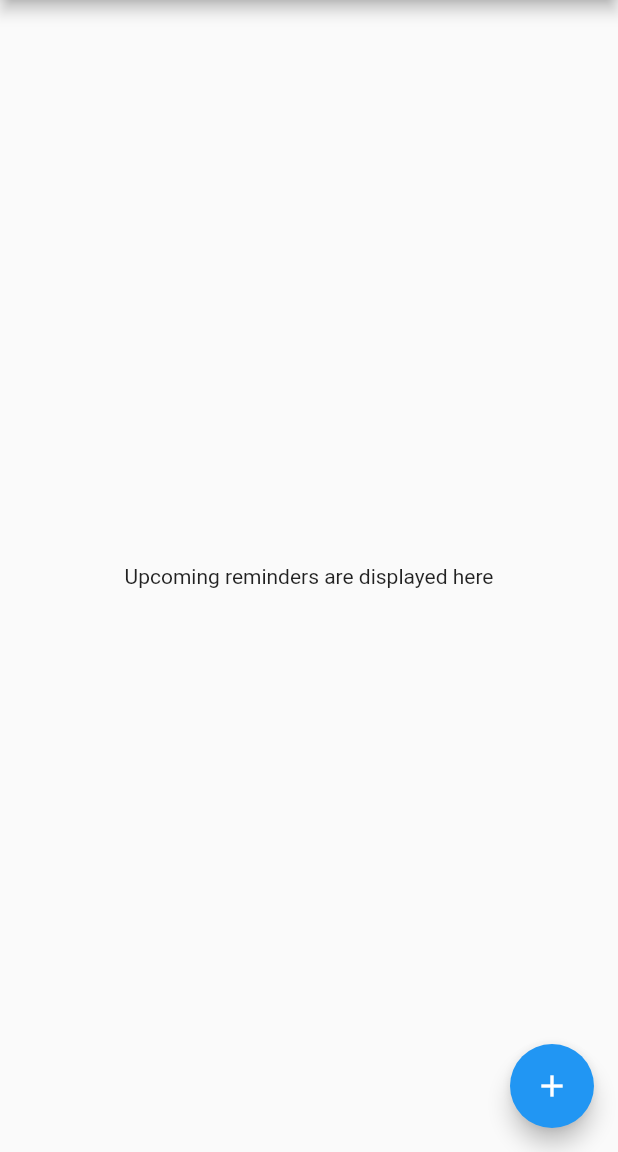
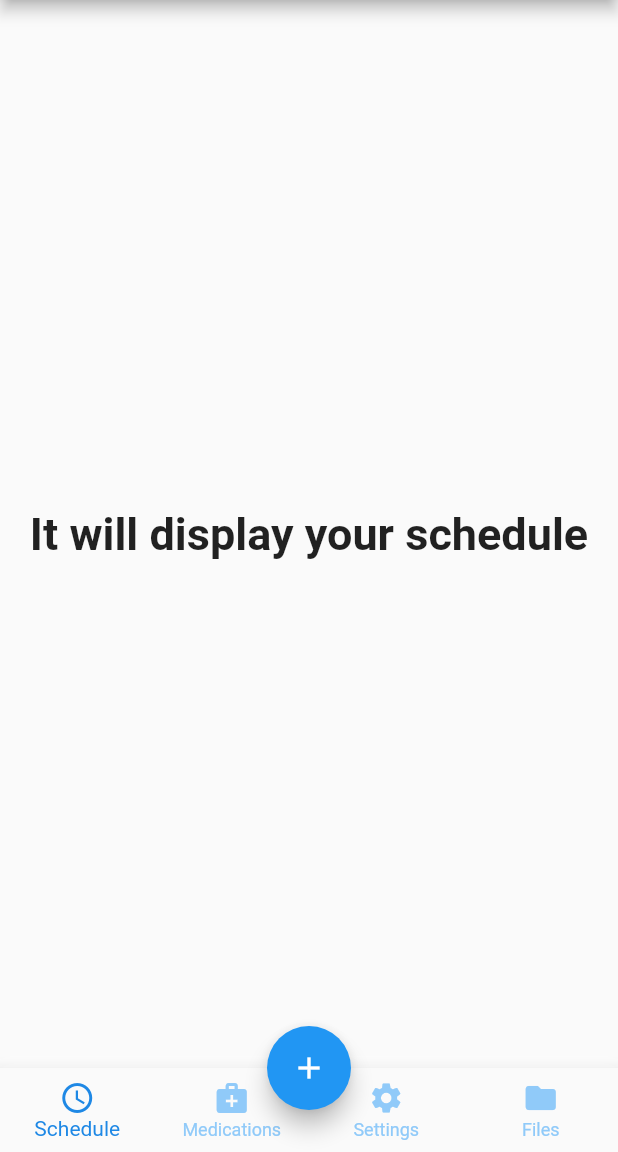
Before and after one commit to mohitsoni-dev/medicine_reminder, a Flutter app: the screen it shows after launch, on a phone screen of 412 x 824 dp, the part 84-1236 px from its top. Run offline on Flutter 3.47's test engine with Material 2 defaults, Android fonts, the light colour scheme and no system bars; our stand-ins replace flutter_form_builder, sqflite; accounts and stored records are empty.

Commit message:
Added NavigationBar to HomePage.dart

```diff
--- a/lib/HomePage.dart
+++ b/lib/HomePage.dart
@@ -8,6 +8,34 @@ class MyHomePage extends StatefulWidget {
 }
 
 class _MyHomePageState extends State<MyHomePage> {
+  int _selectedIndex = 0;
+  static const TextStyle optionStyle =
+      TextStyle(fontSize: 30, fontWeight: FontWeight.bold);
+  static const List<Widget> _widgetOptions = <Widget>[
+    Text(
+      'It will display your schedule',
+      style: optionStyle,
+    ),
+    Text(
+      'It will displays your medications',
+      style: optionStyle,
+    ),
+    Text(
+      'It will display your Settings',
+      style: optionStyle,
+    ),
+    Text(
+      'It will display your files',
+      style: optionStyle,
+    )
+  ];
+
+  void _onItemTapped(int index) {
+    setState(() {
+      _selectedIndex = index;
+    });
+  }
+
   @override
   Widget build(BuildContext context) {
     return Scaffold(
@@ -15,9 +43,10 @@ class _MyHomePageState extends State<MyHomePage> {
         title: Text('Meds Reminder'),
       ),
       body: Center(
-        child: Text("Upcoming reminders are displayed here"),
+        child: _widgetOptions.elementAt(_selectedIndex),
       ),
       drawer: DrawerClass(),
+      floatingActionButtonLocation: FloatingActionButtonLocation.centerDocked,
       floatingActionButton: FloatingActionButton(
         onPressed: () {
           Navigator.push(context,
@@ -26,6 +55,42 @@ class _MyHomePageState extends State<MyHomePage> {
         tooltip: 'Add a patient',
         child: Icon(Icons.add),
       ),
+      bottomNavigationBar: Container(
+        decoration: BoxDecoration(
+          boxShadow: <BoxShadow>[
+            BoxShadow(
+              color: Colors.white,
+              blurRadius: 10,
+            ),
+          ],
+        ),
+        child: BottomNavigationBar(
+          elevation: 10.0,
+          items: const <BottomNavigationBarItem>[
+            BottomNavigationBarItem(
+              icon: Icon(Icons.access_time),
+              label: 'Schedule',
+            ),
+            BottomNavigationBarItem(
+              icon: Icon(Icons.medical_services),
+              label: 'Medications',
+            ),
+            BottomNavigationBarItem(
+              icon: Icon(Icons.settings),
+              label: 'Settings',
+            ),
+            BottomNavigationBarItem(
+              icon: Icon(Icons.folder),
+              label: 'Files',
+            ),
+          ],
+          type: BottomNavigationBarType.fixed,
+          currentIndex: _selectedIndex,
+          selectedItemColor: Colors.blue[600],
+          unselectedItemColor: Colors.blue[200],
+          onTap: _onItemTapped,
+        ),
+      ),
     );
   }
 }
```
